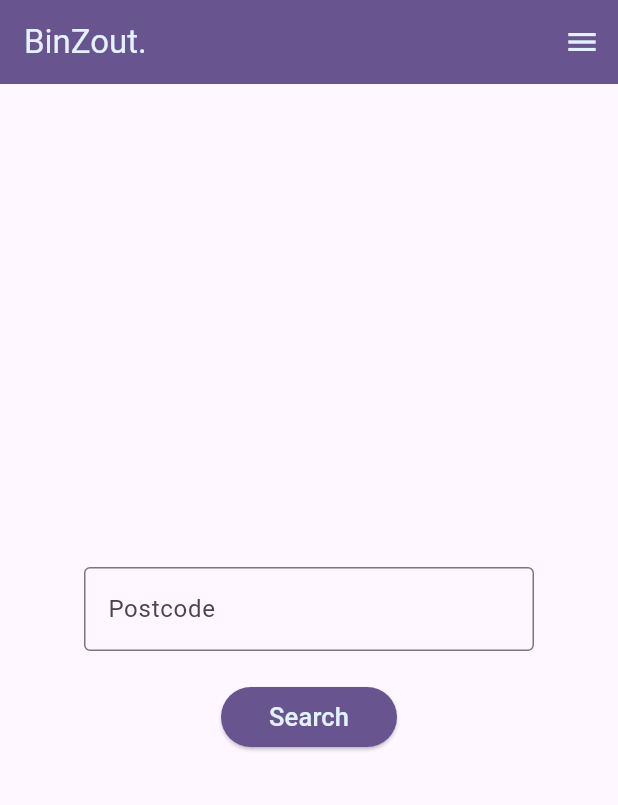
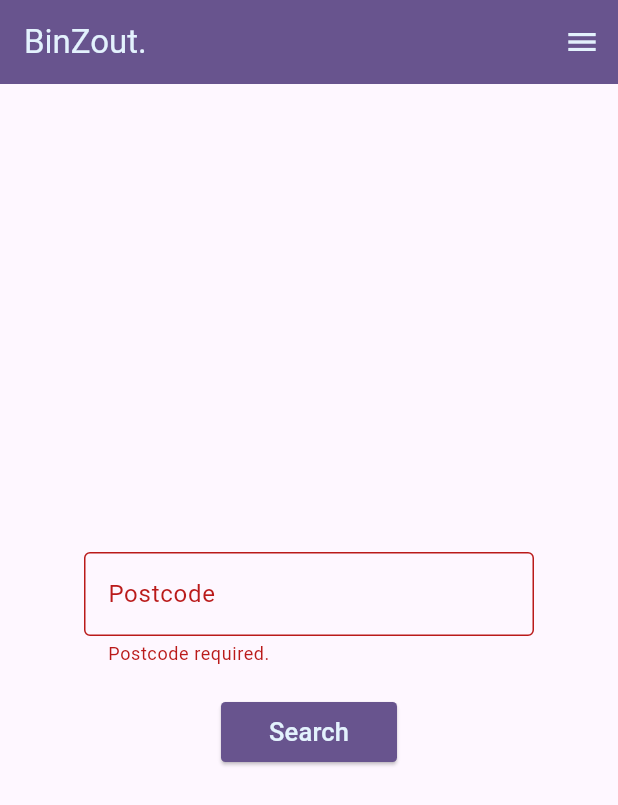
Before and after one commit to dscode89/binzout-flutter, a Flutter app: the screen it shows after launch, after a tap on "Search", on a phone screen of 412 x 824 dp. Shown: the top 805 px of the screen. Run offline on Flutter 3.47's test engine with Material 3 defaults, Android fonts, the phone set to English and light mode, and no system bars.

Commit message:
create template for main page

```diff
--- a/lib/widgets/app_information_section.dart
+++ b/lib/widgets/app_information_section.dart
@@ -128,7 +128,10 @@
                     ),
                     text: "green ",
                   ),
-                  TextSpan(text: "bins will be generated for you."),
+                  TextSpan(
+                    text:
+                        "bins will be generated for you. Currently this is only for residents of Liverpool, UK.",
+                  ),
                 ],
               ),
             ),
@@ -153,7 +156,31 @@
             Center(
               child: ElevatedButton(
                 onPressed: _closeEndDraw,
-                child: Text('Close'),
+
+                style: ButtonStyle(
+                  shape: WidgetStatePropertyAll(
+                    RoundedRectangleBorder(
+                      borderRadius: BorderRadiusGeometry.circular(3),
+                    ),
+                  ),
+                  backgroundColor: WidgetStateProperty<Color>.fromMap(<
+                    WidgetStatesConstraint,
+                    Color
+                  >{
+                    WidgetState.hovered: const Color.fromARGB(255, 62, 36, 107),
+                    WidgetState.any: Theme.of(context).primaryColor,
+                  }),
+                ),
+                child: Padding(
+                  padding: const EdgeInsets.all(8.0),
+                  child: Text(
+                    'Close',
+                    style: TextStyle(
+                      color: Theme.of(context).secondaryHeaderColor,
+                      fontSize: 14,
+                    ),
+                  ),
+                ),
               ),
             ),
           ],
--- a/lib/widgets/postcode_search_form.dart
+++ b/lib/widgets/postcode_search_form.dart
@@ -8,7 +8,7 @@
 }
 
 class _PostcodeSearchForm extends State<PostcodeSearchForm> {
-  final GlobalKey<FormState> _inputFormStateKey = GlobalKey<FormState>();
+  final _inputFormStateKey = GlobalKey<FormState>();
 
   @override
   Widget build(BuildContext context) {
@@ -18,7 +18,13 @@
         key: _inputFormStateKey,
         child: Column(
           children: [
-            TextField(
+            TextFormField(
+              validator: (value) {
+                if (value == null || value.isEmpty) {
+                  return 'Postcode required.';
+                }
+                return null;
+              },
               decoration: InputDecoration(
                 border: OutlineInputBorder(),
                 labelText: 'Postcode',
@@ -26,12 +32,19 @@
             ),
             SizedBox(height: 20),
             ElevatedButton(
-              onPressed: () {},
+              onPressed: () {
+                _inputFormStateKey.currentState!.validate();
+              },
+
               style: ButtonStyle(
+                shape: WidgetStatePropertyAll(
+                  RoundedRectangleBorder(
+                    borderRadius: BorderRadiusGeometry.circular(3),
+                  ),
+                ),
                 backgroundColor: WidgetStateProperty<Color>.fromMap(
                   <WidgetStatesConstraint, Color>{
                     WidgetState.hovered: const Color.fromARGB(255, 62, 36, 107),
-
                     WidgetState.any: Theme.of(context).primaryColor,
                   },
                 ),
```
